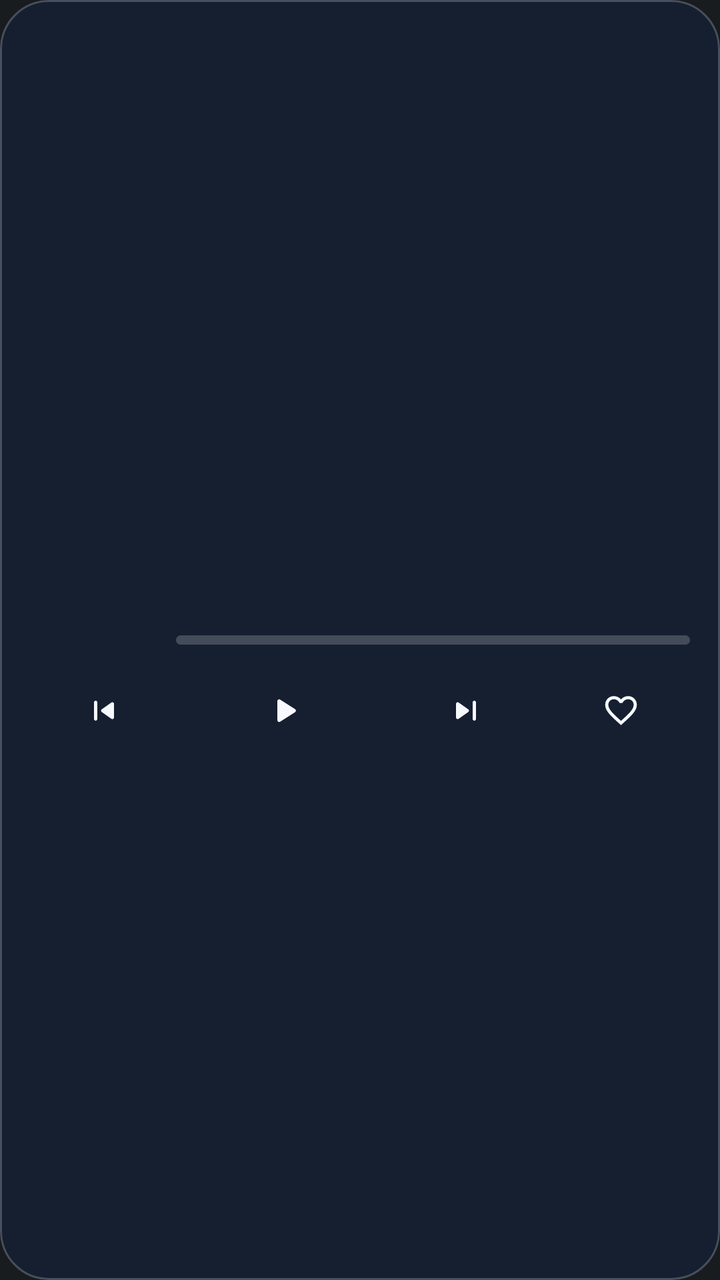
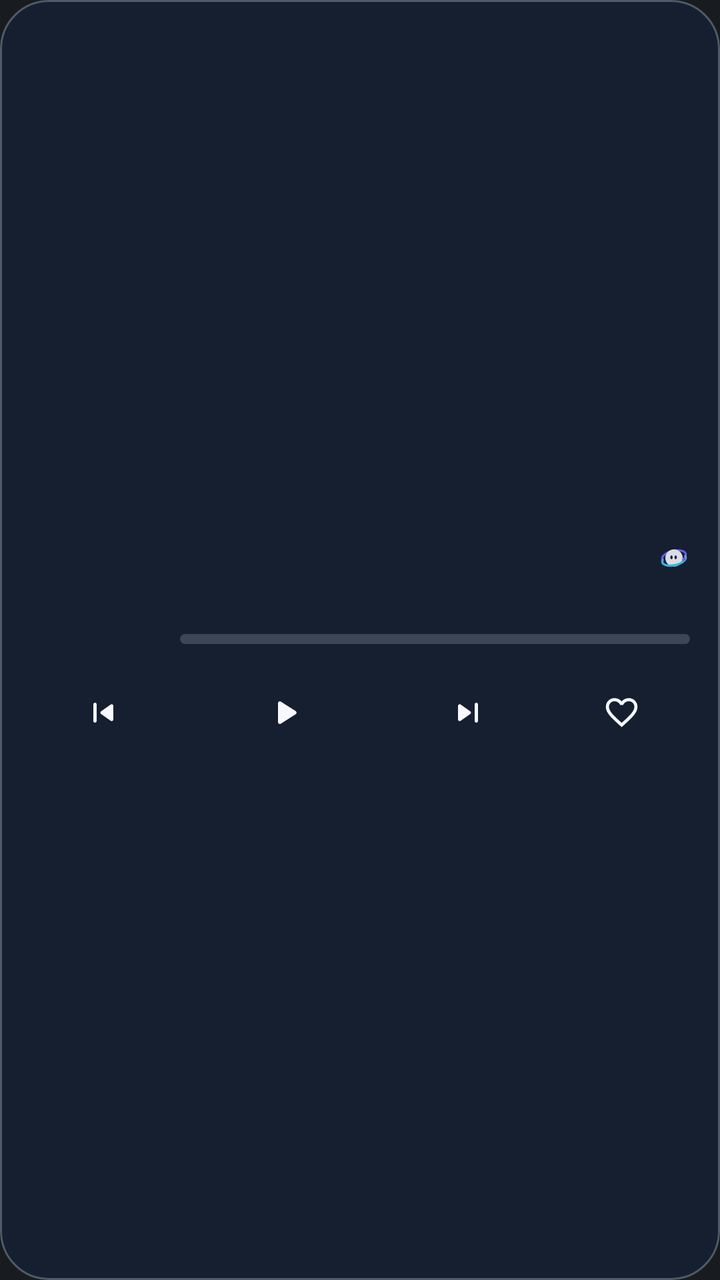

Two renders of the same Android screen: before a commit and after it. Below are the layout's source before the change and the commit's diff.
<!-- AndroidManifest.xml: application theme Theme.MyApplication -->
<!-- res/layout/widget_aurix_music.xml -->
<?xml version="1.0" encoding="utf-8"?>
<FrameLayout xmlns:android="http://schemas.android.com/apk/res/android"
    android:id="@+id/widget_music_root"
    android:layout_width="match_parent"
    android:layout_height="match_parent"
    android:background="@drawable/widget_card_clip"
    android:clipToOutline="true">

    
    <ImageView
        android:id="@+id/widget_music_bg_glow"
        android:layout_width="match_parent"
        android:layout_height="match_parent"
        android:contentDescription="@null"
        android:scaleType="centerCrop" />

    
    <LinearLayout
        android:id="@+id/widget_music_empty_container"
        android:layout_width="match_parent"
        android:layout_height="match_parent"
        android:gravity="center"
        android:orientation="horizontal"
        android:padding="16dp"
        android:visibility="gone">

        <ImageView
            android:id="@+id/widget_music_empty_orbi"
            android:layout_width="38dp"
            android:layout_height="38dp"
            android:contentDescription="@null"
            android:src="@drawable/ic_widget_orbi" />

        <TextView
            android:id="@+id/widget_music_empty_text"
            android:layout_width="wrap_content"
            android:layout_height="wrap_content"
            android:layout_marginStart="10dp"
            android:ellipsize="end"
            android:lineSpacingExtra="3dp"
            android:maxLines="1"
            android:shadowColor="#55000000"
            android:shadowDy="1"
            android:shadowRadius="3"
            android:text="@string/widget_open_aurix"
            android:textColor="#FFFFFF"
            android:textSize="15.5sp"
            android:textStyle="bold" />
    </LinearLayout>

    
    <LinearLayout
        android:id="@+id/widget_music_content_container"
        android:layout_width="match_parent"
        android:layout_height="match_parent"
        android:gravity="center_vertical"
        android:orientation="vertical"
        android:paddingStart="15dp"
        android:paddingTop="13dp"
        android:paddingEnd="15dp"
        android:paddingBottom="13dp">

        
        <LinearLayout
            android:layout_width="match_parent"
            android:layout_height="wrap_content"
            android:gravity="center_vertical"
            android:orientation="horizontal">

            <ImageView
                android:id="@+id/widget_music_album_art"
                android:layout_width="60dp"
                android:layout_height="60dp"
                android:contentDescription="@string/widget_cd_album_art"
                android:scaleType="fitCenter" />

            <LinearLayout
                android:id="@+id/widget_music_meta_container"
                android:layout_width="0dp"
                android:layout_height="wrap_content"
                android:layout_marginStart="13dp"
                android:layout_weight="1"
                android:orientation="vertical">

                <TextView
                    android:id="@+id/widget_music_title"
                    android:layout_width="match_parent"
                    android:layout_height="wrap_content"
                    android:ellipsize="end"
                    android:includeFontPadding="true"
                    android:maxLines="1"
                    android:shadowColor="#55000000"
                    android:shadowDy="1"
                    android:shadowRadius="3"
                    android:singleLine="true"
                    android:textColor="#FFFFFF"
                    android:textSize="15.5sp"
                    android:textStyle="bold" />

                <TextView
                    android:id="@+id/widget_music_artist"
                    android:layout_width="match_parent"
                    android:layout_height="wrap_content"
                    android:layout_marginTop="2dp"
                    android:ellipsize="end"
                    android:includeFontPadding="true"
                    android:maxLines="1"
                    android:singleLine="true"
                    android:textColor="#B8FFFFFF"
                    android:textSize="12.5sp" />

                <ProgressBar
                    android:id="@+id/widget_music_progress"
                    style="?android:attr/progressBarStyleHorizontal"
                    android:layout_width="match_parent"
                    android:layout_height="4.5dp"
                    android:layout_marginTop="9dp"
                    android:max="1000"
                    android:progress="0"
                    android:progressDrawable="@drawable/widget_progress_bar" />
            </LinearLayout>
        </LinearLayout>

        
        <LinearLayout
            android:layout_width="match_parent"
            android:layout_height="wrap_content"
            android:layout_marginTop="11dp"
            android:gravity="center_vertical"
            android:orientation="horizontal">

            
            <FrameLayout
                android:id="@+id/widget_btn_prev"
                android:layout_width="0dp"
                android:layout_height="38dp"
                android:layout_marginEnd="6dp"
                android:layout_weight="1">

                <ImageView
                    android:id="@+id/widget_btn_prev_bg"
                    android:layout_width="match_parent"
                    android:layout_height="match_parent"
                    android:contentDescription="@null"
                    android:scaleType="fitXY" />

                <ImageView
                    android:id="@+id/widget_btn_prev_icon"
                    android:layout_width="20dp"
                    android:layout_height="20dp"
                    android:layout_gravity="center"
                    android:contentDescription="@string/widget_cd_prev"
                    android:src="@drawable/ic_widget_prev" />
            </FrameLayout>

            
            <FrameLayout
                android:id="@+id/widget_btn_play_pause"
                android:layout_width="0dp"
                android:layout_height="38dp"
                android:layout_marginEnd="6dp"
                android:layout_weight="1.28">

                <ImageView
                    android:id="@+id/widget_btn_play_pause_bg"
                    android:layout_width="match_parent"
                    android:layout_height="match_parent"
                    android:contentDescription="@null"
                    android:scaleType="fitXY" />

                <ImageView
                    android:id="@+id/widget_btn_play_pause_icon"
                    android:layout_width="22dp"
                    android:layout_height="22dp"
                    android:layout_gravity="center"
                    android:contentDescription="@string/widget_cd_play_pause"
                    android:src="@drawable/ic_widget_play" />
            </FrameLayout>

            
            <FrameLayout
                android:id="@+id/widget_btn_next"
                android:layout_width="0dp"
                android:layout_height="38dp"
                android:layout_weight="1">

                <ImageView
                    android:id="@+id/widget_btn_next_bg"
                    android:layout_width="match_parent"
                    android:layout_height="match_parent"
                    android:contentDescription="@null"
                    android:scaleType="fitXY" />

                <ImageView
                    android:id="@+id/widget_btn_next_icon"
                    android:layout_width="20dp"
                    android:layout_height="20dp"
                    android:layout_gravity="center"
                    android:contentDescription="@string/widget_cd_next"
                    android:src="@drawable/ic_widget_next" />
            </FrameLayout>

            
            <FrameLayout
                android:id="@+id/widget_btn_like"
                android:layout_width="0dp"
                android:layout_height="38dp"
                android:layout_marginStart="6dp"
                android:layout_weight="0.92">

                <ImageView
                    android:id="@+id/widget_btn_like_bg"
                    android:layout_width="match_parent"
                    android:layout_height="match_parent"
                    android:contentDescription="@null"
                    android:scaleType="fitXY" />

                <ImageView
                    android:id="@+id/widget_btn_like_icon"
                    android:layout_width="19dp"
                    android:layout_height="19dp"
                    android:layout_gravity="center"
                    android:contentDescription="@string/widget_cd_like"
                    android:src="@drawable/ic_widget_heart_outline" />
            </FrameLayout>
        </LinearLayout>
    </LinearLayout>

    
    <ImageView
        android:id="@+id/widget_music_card_border"
        android:layout_width="match_parent"
        android:layout_height="match_parent"
        android:background="@drawable/widget_card_border_dark"
        android:contentDescription="@null" />
</FrameLayout>
<!-- resources referenced by this layout -->
<resources>
  <!-- drawable ic_widget_next (drawable) -->
  <?xml version="1.0" encoding="utf-8"?>
  <vector xmlns:android="http://schemas.android.com/apk/res/android"
      android:width="24dp"
      android:height="24dp"
      android:viewportWidth="24"
      android:viewportHeight="24">
      <path
          android:fillColor="#F7F9FF"
          android:pathData="M7.58,16.89l5.77,-4.07c0.56,-0.4 0.56,-1.24 0,-1.63L7.58,7.11C6.91,6.65 6,7.12 6,7.93v8.14C6,16.88 6.91,17.35 7.58,16.89zM16,7v10c0,0.55 0.45,1 1,1s1,-0.45 1,-1V7c0,-0.55 -0.45,-1 -1,-1S16,6.45 16,7z" />
  </vector>
  <!-- drawable ic_widget_play (drawable) -->
  <?xml version="1.0" encoding="utf-8"?>
  <vector xmlns:android="http://schemas.android.com/apk/res/android"
      android:width="24dp"
      android:height="24dp"
      android:viewportWidth="24"
      android:viewportHeight="24">
      <path
          android:fillColor="#F7F9FF"
          android:pathData="M8,6.82v10.36c0,0.79 0.87,1.27 1.54,0.84l8.14,-5.18c0.62,-0.39 0.62,-1.29 0,-1.69L9.54,5.98C8.87,5.55 8,6.03 8,6.82z" />
  </vector>
  <!-- drawable ic_widget_prev (drawable) -->
  <?xml version="1.0" encoding="utf-8"?>
  <vector xmlns:android="http://schemas.android.com/apk/res/android"
      android:width="24dp"
      android:height="24dp"
      android:viewportWidth="24"
      android:viewportHeight="24">
      <path
          android:fillColor="#F7F9FF"
          android:pathData="M7,6c0.55,0 1,0.45 1,1v10c0,0.55 -0.45,1 -1,1s-1,-0.45 -1,-1V7C6,6.45 6.45,6 7,6zM10.66,12.82l5.77,4.07c0.66,0.47 1.58,-0.01 1.58,-0.82V7.93c0,-0.81 -0.91,-1.28 -1.58,-0.82l-5.77,4.07C10.09,11.58 10.09,12.42 10.66,12.82z" />
  </vector>
  <!-- drawable widget_card_border_dark (drawable) -->
  <?xml version="1.0" encoding="utf-8"?>
  <shape xmlns:android="http://schemas.android.com/apk/res/android"
      android:shape="rectangle">
      <corners android:radius="24dp" />
      <solid android:color="@android:color/transparent" />
      <stroke
          android:width="1dp"
          android:color="#36FFFFFF" />
  </shape>
  <!-- drawable widget_card_clip (drawable) -->
  <?xml version="1.0" encoding="utf-8"?>
  <shape xmlns:android="http://schemas.android.com/apk/res/android"
      android:shape="rectangle">
      <corners android:radius="24dp" />
      <solid android:color="#151F30" />
  </shape>
  <!-- drawable widget_progress_bar (drawable) -->
  <?xml version="1.0" encoding="utf-8"?>
  <layer-list xmlns:android="http://schemas.android.com/apk/res/android">
      <item android:id="@android:id/background">
          <shape android:shape="rectangle">
              <corners android:radius="999dp" />
              <solid android:color="#33FFFFFF" />
          </shape>
      </item>
      <item android:id="@android:id/progress">
          <scale android:scaleWidth="100%">
              <shape android:shape="rectangle">
                  <corners android:radius="999dp" />
                  <gradient
                      android:angle="0"
                      android:startColor="#43C7F4"
                      android:centerColor="#7965FF"
                      android:endColor="#C084FC"
                      android:type="linear" />
              </shape>
          </scale>
      </item>
  </layer-list>
  <string name="widget_cd_album_art">Album art, tap to open player</string>
  <string name="widget_cd_like">Like song</string>
  <string name="widget_cd_next">Next track</string>
  <string name="widget_cd_play_pause">Play or pause</string>
  <string name="widget_cd_prev">Previous track</string>
  <string name="widget_open_aurix">Open AURIX</string>
  <style name="Theme.MyApplication" parent="android:Theme.DeviceDefault.NoActionBar" />
  <!-- unchanged entries left out for length: 2 -->
</resources>

<!-- the commit's change to res/layout/widget_aurix_music.xml (unified diff, before → after) -->
@@ -31,6 +31,16 @@
             android:contentDescription="@null"
             android:src="@drawable/ic_widget_orbi" />
 
+        <ImageView
+            android:id="@+id/widget_music_empty_bitmap"
+            android:layout_width="wrap_content"
+            android:layout_height="wrap_content"
+            android:layout_marginStart="10dp"
+            android:adjustViewBounds="true"
+            android:contentDescription="@null"
+            android:scaleType="fitStart"
+            android:visibility="gone" />
+
         <TextView
             android:id="@+id/widget_music_empty_text"
             android:layout_width="wrap_content"
@@ -39,7 +49,7 @@
             android:ellipsize="end"
             android:lineSpacingExtra="3dp"
             android:maxLines="1"
-            android:shadowColor="#55000000"
+            android:shadowColor="#66000000"
             android:shadowDy="1"
             android:shadowRadius="3"
             android:text="@string/widget_open_aurix"
@@ -69,8 +79,8 @@
 
             <ImageView
                 android:id="@+id/widget_music_album_art"
-                android:layout_width="60dp"
-                android:layout_height="60dp"
+                android:layout_width="62dp"
+                android:layout_height="62dp"
                 android:contentDescription="@string/widget_cd_album_art"
                 android:scaleType="fitCenter" />
 
@@ -82,20 +92,57 @@
                 android:layout_weight="1"
                 android:orientation="vertical">
 
-                <TextView
-                    android:id="@+id/widget_music_title"
+                <LinearLayout
                     android:layout_width="match_parent"
                     android:layout_height="wrap_content"
-                    android:ellipsize="end"
-                    android:includeFontPadding="true"
-                    android:maxLines="1"
-                    android:shadowColor="#55000000"
-                    android:shadowDy="1"
-                    android:shadowRadius="3"
-                    android:singleLine="true"
-                    android:textColor="#FFFFFF"
-                    android:textSize="15.5sp"
-                    android:textStyle="bold" />
+                    android:gravity="center_vertical"
+                    android:orientation="horizontal">
+
+                    <ImageView
+                        android:id="@+id/widget_music_title_bitmap"
+                        android:layout_width="0dp"
+                        android:layout_height="wrap_content"
+                        android:layout_weight="1"
+                        android:adjustViewBounds="true"
+                        android:contentDescription="@null"
+                        android:scaleType="fitStart"
+                        android:visibility="gone" />
+
+                    <TextView
+                        android:id="@+id/widget_music_title"
+                        android:layout_width="0dp"
+                        android:layout_height="wrap_content"
+                        android:layout_weight="1"
+                        android:ellipsize="end"
+                        android:includeFontPadding="true"
+                        android:maxLines="1"
+                        android:shadowColor="#66000000"
+                        android:shadowDy="1"
+                        android:shadowRadius="3"
+                        android:singleLine="true"
+                        android:textColor="#FFFFFF"
+                        android:textSize="15.5sp"
+                        android:textStyle="bold" />
+
+                    <ImageView
+                        android:id="@+id/widget_music_brand_orbi"
+                        android:layout_width="16dp"
+                        android:layout_height="16dp"
+                        android:layout_marginStart="8dp"
+                        android:alpha="0.88"
+                        android:contentDescription="@null"
+                        android:src="@drawable/ic_widget_orbi" />
+                </LinearLayout>
+
+                <ImageView
+                    android:id="@+id/widget_music_artist_bitmap"
+                    android:layout_width="match_parent"
+                    android:layout_height="wrap_content"
+                    android:layout_marginTop="2dp"
+                    android:adjustViewBounds="true"
+                    android:contentDescription="@null"
+                    android:scaleType="fitStart"
+                    android:visibility="gone" />
 
                 <TextView
                     android:id="@+id/widget_music_artist"
@@ -106,15 +153,15 @@
                     android:includeFontPadding="true"
                     android:maxLines="1"
                     android:singleLine="true"
-                    android:textColor="#B8FFFFFF"
+                    android:textColor="#C2D4EDFF"
                     android:textSize="12.5sp" />
 
                 <ProgressBar
                     android:id="@+id/widget_music_progress"
                     style="?android:attr/progressBarStyleHorizontal"
                     android:layout_width="match_parent"
-                    android:layout_height="4.5dp"
-                    android:layout_marginTop="9dp"
+                    android:layout_height="5dp"
+                    android:layout_marginTop="8dp"
                     android:max="1000"
                     android:progress="0"
                     android:progressDrawable="@drawable/widget_progress_bar" />
@@ -159,7 +206,7 @@
                 android:layout_width="0dp"
                 android:layout_height="38dp"
                 android:layout_marginEnd="6dp"
-                android:layout_weight="1.28">
+                android:layout_weight="1.32">
 
                 <ImageView
                     android:id="@+id/widget_btn_play_pause_bg"
<!-- resource entries referenced after the edit -->
@@ -41,7 +41,7 @@
       <solid android:color="@android:color/transparent" />
       <stroke
           android:width="1dp"
-          android:color="#36FFFFFF" />
+          android:color="#46E2F2FF" />
   </shape>
   <!-- drawable widget_card_clip (drawable) -->
   <?xml version="1.0" encoding="utf-8"?>
@@ -56,7 +56,7 @@
       <item android:id="@android:id/background">
           <shape android:shape="rectangle">
               <corners android:radius="999dp" />
-              <solid android:color="#33FFFFFF" />
+              <solid android:color="#2CFFFFFF" />
           </shape>
       </item>
       <item android:id="@android:id/progress">
@@ -65,9 +65,9 @@
                   <corners android:radius="999dp" />
                   <gradient
                       android:angle="0"
-                      android:startColor="#43C7F4"
-                      android:centerColor="#7965FF"
-                      android:endColor="#C084FC"
+                      android:startColor="#5EEAD4"
+                      android:centerColor="#43C7F4"
+                      android:endColor="#9B6BFF"
                       android:type="linear" />
               </shape>
           </scale>
